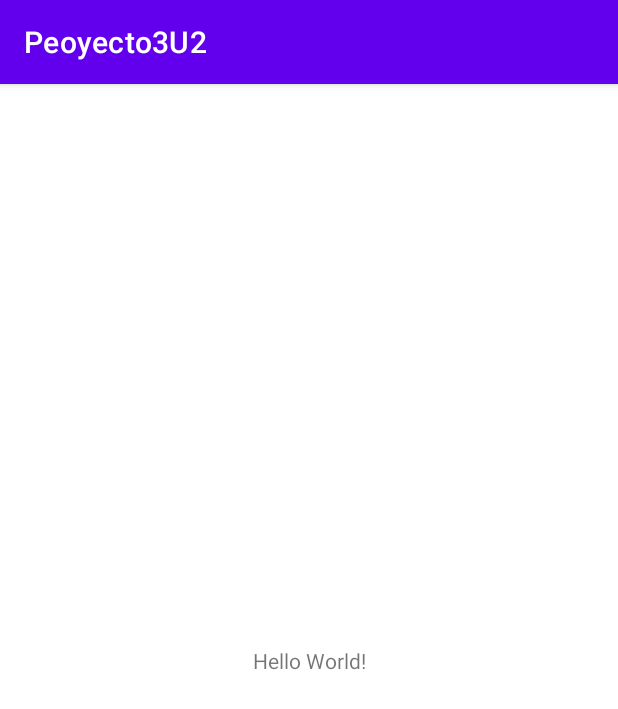
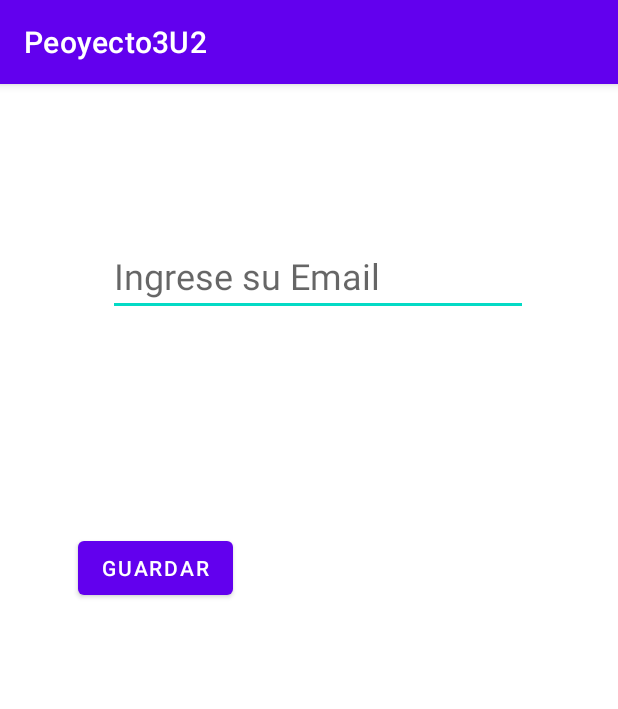
Before and after one commit to MarceloLSotoR/Proyecto3U2, an Android app: the screen it shows after launch (MainActivity), on a phone screen of 412 x 824 dp. Shown: the top 709 px of the screen. Run offline under Robolectric (Android 15) with nearby library versions, the phone set to English and light mode, and no system bars.

Commit message:
Proyecto Clonado

```diff
--- a/app/src/main/java/com/msotor/peoyecto3u2/MainActivity.java
+++ b/app/src/main/java/com/msotor/peoyecto3u2/MainActivity.java
@@ -2,14 +2,35 @@ package com.msotor.peoyecto3u2;
 
 import androidx.appcompat.app.AppCompatActivity;
 
+import android.content.Context;
+import android.content.SharedPreferences;
 import android.os.Bundle;
+import android.view.View;
+import android.widget.EditText;
 
 public class MainActivity extends AppCompatActivity {
+
+    private EditText et1;
 
     @Override
     protected void onCreate(Bundle savedInstanceState) {
         super.onCreate(savedInstanceState);
         setContentView(R.layout.activity_main);
+
+        et1 = (EditText) findViewById(R.id.txt_mail);
+
+        SharedPreferences preferences = getSharedPreferences("datos", Context.MODE_PRIVATE);
+        et1.setText(preferences.getString("mail", ""));
+    }
+
+    //Método para el boton guardar
+    public void Guardar(View view){
+        SharedPreferences preferencias = getSharedPreferences("datos", Context.MODE_PRIVATE);
+        SharedPreferences.Editor Obj_editor = preferencias.edit();
+        Obj_editor.putString("mail", et1.getText().toString());
+        Obj_editor.commit();
+        finish();
+
     }
     //hello moto
 }
--- a/app/src/main/res/layout/activity_main.xml
+++ b/app/src/main/res/layout/activity_main.xml
@@ -6,13 +6,28 @@
     android:layout_height="match_parent"
     tools:context=".MainActivity">
 
-    <TextView
+    <EditText
+        android:id="@+id/txt_mail"
         android:layout_width="wrap_content"
         android:layout_height="wrap_content"
-        android:text="Hello World!"
+        android:ems="10"
+        android:hint="@string/txt_mail"
+        android:inputType="textEmailAddress"
+        android:textSize="24sp"
         app:layout_constraintBottom_toBottomOf="parent"
         app:layout_constraintEnd_toEndOf="parent"
+        app:layout_constraintHorizontal_bias="0.547"
         app:layout_constraintStart_toStartOf="parent"
-        app:layout_constraintTop_toTopOf="parent" />
+        app:layout_constraintTop_toTopOf="parent"
+        app:layout_constraintVertical_bias="0.142" />
 
+    <Button
+        android:id="@+id/button"
+        android:layout_width="wrap_content"
+        android:layout_height="wrap_content"
+        android:layout_marginStart="52dp"
+        android:layout_marginTop="144dp"
+        android:text="@string/Button"
+        app:layout_constraintStart_toStartOf="parent"
+        app:layout_constraintTop_toBottomOf="@+id/txt_mail" />
 </androidx.constraintlayout.widget.ConstraintLayout>
--- a/app/src/main/res/values/strings.xml
+++ b/app/src/main/res/values/strings.xml
@@ -1,3 +1,5 @@
 <resources>
     <string name="app_name">Peoyecto3U2</string>
+    <string name="txt_mail">Ingrese su Email</string>
+    <string name="Button">Guardar</string>
 </resources>
```
